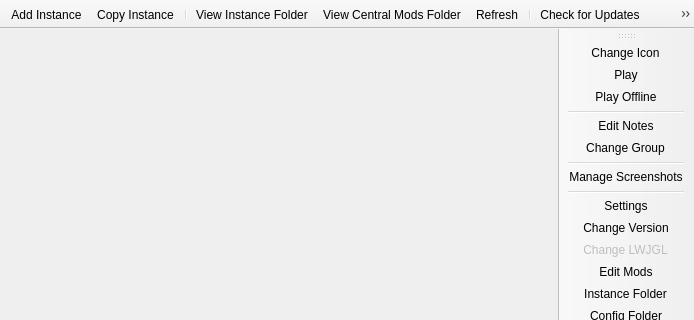
This is gui/MainWindow.ui in MultiMC/Launcher as Qt 5 draws it before an edit; both pictures show x 0 to 694 and y 0 to 320 of the 694 by 563 pixel window. The edited form follows.
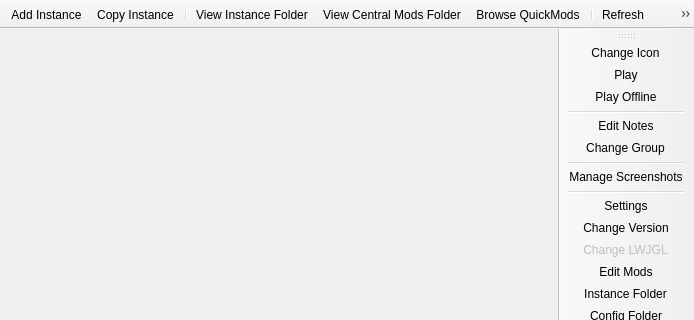
This is the edited form. Icons and pictures are not drawn.

Commit message:
Add a browse QuickMods button to the main window
Currently, it has the same icon as the central mods folder button. We
(peterix) should make a different icon for it.

```diff
--- a/gui/MainWindow.ui
+++ b/gui/MainWindow.ui
@@ -66,18 +66,16 @@
    <addaction name="separator"/>
    <addaction name="actionViewInstanceFolder"/>
    <addaction name="actionViewCentralModsFolder"/>
+   <addaction name="actionBrowseQuickMods"/>
+   <addaction name="separator"/>
    <addaction name="actionRefresh"/>
-   <addaction name="separator"/>
    <addaction name="actionCheckUpdate"/>
    <addaction name="actionSettings"/>
    <addaction name="separator"/>
-   <addaction name="actionAddQuickModFile"/>
-   <addaction name="actionUpdateQuickModFiles"/>
-   <addaction name="separator"/>
    <addaction name="actionReportBug"/>
    <addaction name="actionAbout"/>
    <addaction name="separator"/>
-   <addaction name="actionPatreon"/>   
+   <addaction name="actionPatreon"/>
    <addaction name="actionCAT"/>
   </widget>
   <widget class="QStatusBar" name="statusBar"/>
@@ -531,14 +529,15 @@
     <string>Add a new instance.</string>
    </property>
   </action>
-  <action name="actionAddQuickModFile">
-   <property name="text">
-    <string>Add QuickMod File</string>
+  <action name="actionBrowseQuickMods">
+   <property name="icon">
+    <iconset theme="centralmods"/>
    </property>
-  </action>
-  <action name="actionUpdateQuickModFiles">
    <property name="text">
-    <string>Update QuickMod Files</string>
+    <string>Browse QuickMods</string>
+   </property>
+   <property name="toolTip">
+    <string>Browse QuickMods</string>
    </property>
   </action>
   <action name="actionManageAccounts">
```
Left out of the diff: 4 changed lines with no effect on the pictures. The commit also changes 3 other files.
